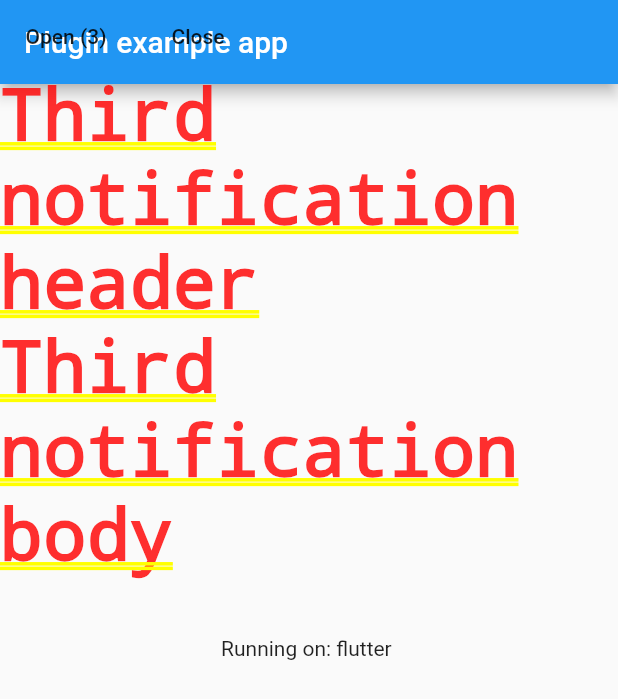
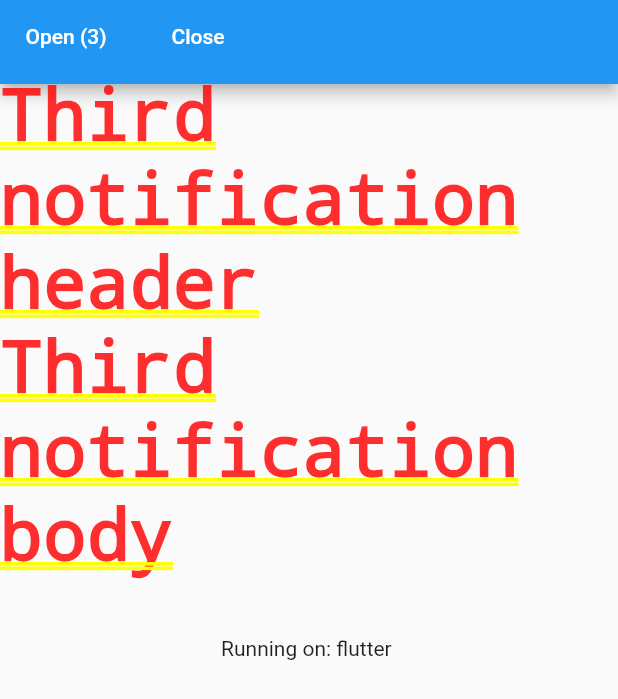
Before and after one commit to Hecatoncheir/notification_center, a Flutter app: the screen it shows after launch, on a phone screen of 412 x 824 dp. Shown: the top 699 px of the screen. Run offline on Flutter 3.47's test engine with Material 2 defaults, Android fonts, the phone set to English and light mode, and no system bars.

Commit message:
Update control panel model.

```diff
--- a/example/lib/main.dart
+++ b/example/lib/main.dart
@@ -63,8 +63,13 @@ class _MyAppState extends State<MyApp> {
   Widget build(BuildContext context) => MaterialApp(
         home: SafeArea(
           child: NotificationCenterWidget(
-            controlPanelModel:
-                ControlPanelModel(showAllText: 'Open', closeAllText: 'Close'),
+            controlPanelModel: ControlPanelModel(
+                showAllText: 'Open',
+                closeAllText: 'Close',
+                textColor: Colors.white,
+                decoration: BoxDecoration(
+                  color: Theme.of(context).primaryColor,
+                )),
             notificationCenterBloc: notificationCenterBloc,
             child: Scaffold(
               appBar: AppBar(
--- a/lib/models/control_panel.dart
+++ b/lib/models/control_panel.dart
@@ -3,11 +3,14 @@ import 'package:flutter/widgets.dart';
 class ControlPanelModel {
   String showAllText;
   String closeAllText;
+
   BoxDecoration decoration;
+  Color textColor;
 
   /// Constructor.
   ControlPanelModel(
       {this.showAllText = 'Show all.',
       this.closeAllText = 'Close all.',
+      this.textColor,
       this.decoration});
 }
--- a/lib/notification_center.dart
+++ b/lib/notification_center.dart
@@ -59,15 +59,25 @@ class NotificationCenterWidget extends StatelessWidget {
     return Column(children: _widgets);
   }
 
-  Widget _buildNotificationCenterControlPanel() => Row(children: <Widget>[
-        FlatButton(
-            onPressed: notificationCenterBloc.getAllNotifications,
-            child: Text(controlPanelModel.showAllText +
-                ' (${notificationCenterBloc.history.length})')),
-        FlatButton(
+  Widget _buildNotificationCenterControlPanel() => Container(
+        decoration: controlPanelModel.decoration,
+        child: Row(children: <Widget>[
+          FlatButton(
+              onPressed: notificationCenterBloc.getAllNotifications,
+              child: Text(
+                controlPanelModel.showAllText +
+                    ' (${notificationCenterBloc.history.length})',
+                style: TextStyle(color: controlPanelModel.textColor),
+              )),
+          FlatButton(
             onPressed: notificationCenterBloc.closeAllNotifications,
-            child: Text(controlPanelModel.closeAllText))
-      ]);
+            child: Text(
+              controlPanelModel.closeAllText,
+              style: TextStyle(color: controlPanelModel.textColor),
+            ),
+          )
+        ]),
+      );
 
   Widget _buildNotification(NotificationModel notification) => Dismissible(
         key: UniqueKey(),
```
